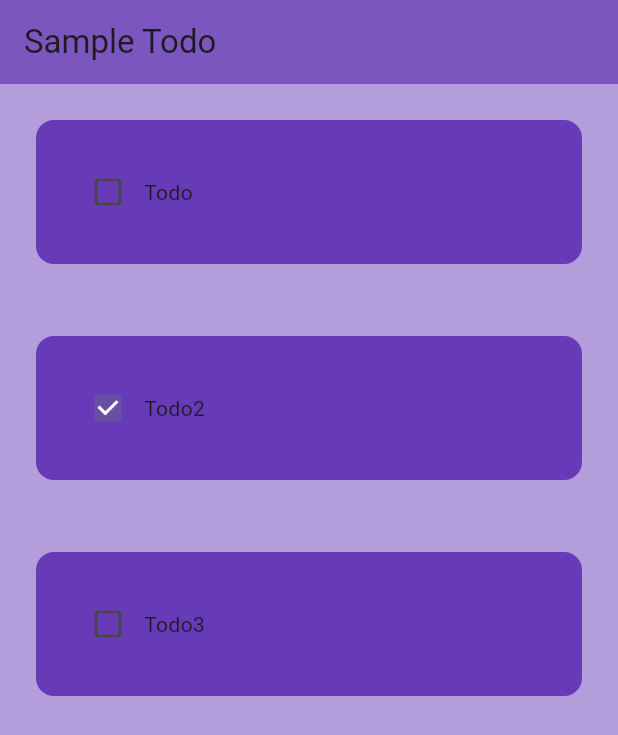
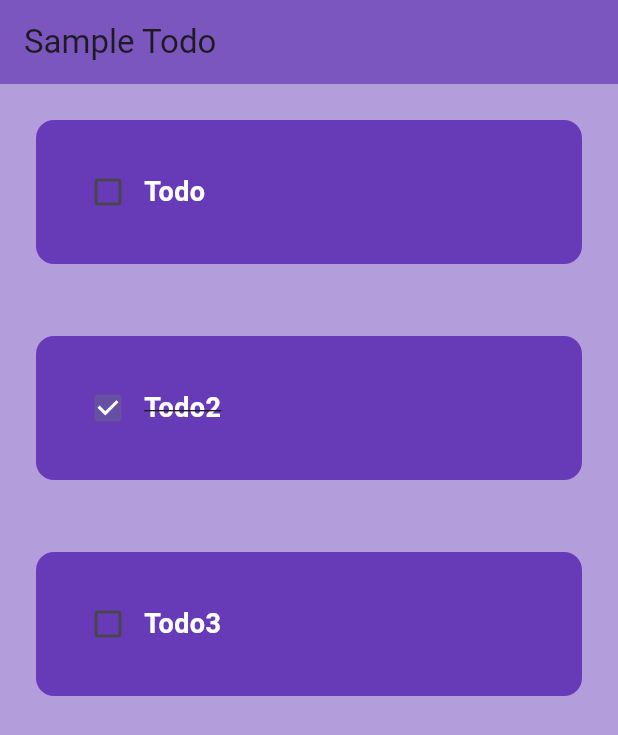
Before and after one commit to augusstt06/flutter_practice, a Flutter app: the screen it shows after launch, on a phone screen of 412 x 824 dp. Shown: the top 735 px of the screen. Run offline on Flutter 3.47's test engine with Material 3 defaults, Android fonts, the phone set to English and light mode, and no system bars.

Commit message:
add: item text

```diff
--- a/lib/utils/todo_item.dart
+++ b/lib/utils/todo_item.dart
@@ -24,7 +24,16 @@ class TodoItem extends StatelessWidget {
             ),
             child: Row(children: [
               Checkbox(onChanged: onChanged, value: isChecked),
-              Text(todoText)
+              Text(
+                todoText,
+                style: TextStyle(
+                    decoration: isChecked
+                        ? TextDecoration.lineThrough
+                        : TextDecoration.none,
+                    color: Colors.white,
+                    fontSize: 18,
+                    fontWeight: FontWeight.bold),
+              )
             ])));
   }
 }
```
